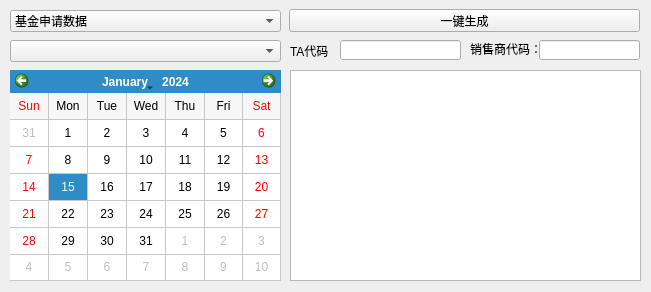
Qt form src/createofdwindow.ui (cnldw/FinanceFileReader) before a commit.
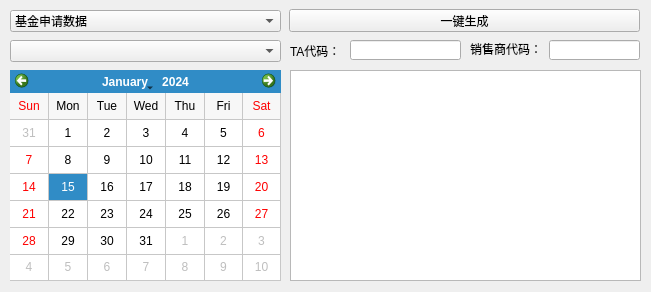
The same form after that commit. Icons and pictures are not drawn.

```diff
--- a/src/createofdwindow.ui
+++ b/src/createofdwindow.ui
@@ -66,9 +66,9 @@
    <widget class="QLineEdit" name="lineEditTaCode">
     <property name="geometry">
      <rect>
-      <x>340</x>
+      <x>350</x>
       <y>40</y>
-      <width>121</width>
+      <width>111</width>
       <height>20</height>
      </rect>
     </property>
@@ -79,9 +79,9 @@
    <widget class="QLineEdit" name="lineEditAgentCode">
     <property name="geometry">
      <rect>
-      <x>539</x>
+      <x>549</x>
       <y>40</y>
-      <width>101</width>
+      <width>91</width>
       <height>20</height>
      </rect>
     </property>
@@ -94,7 +94,7 @@
      <rect>
       <x>290</x>
       <y>41</y>
-      <width>41</width>
+      <width>51</width>
       <height>20</height>
      </rect>
     </property>
@@ -107,7 +107,7 @@
      <rect>
       <x>470</x>
       <y>41</y>
-      <width>71</width>
+      <width>81</width>
       <height>16</height>
      </rect>
     </property>
```
